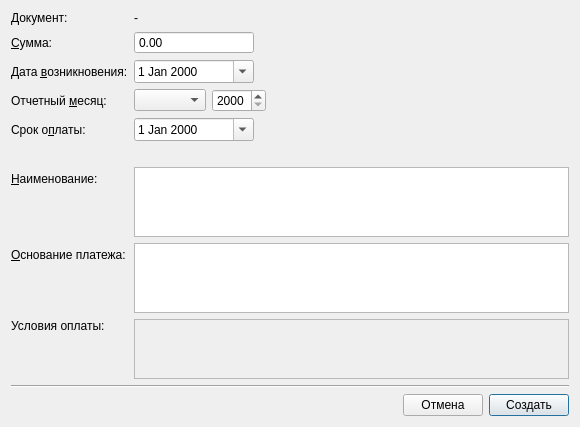
Above: designer/ui/copydocdialog.ui from Aleee/FinanceCalender before the change. Below: the same form after it.
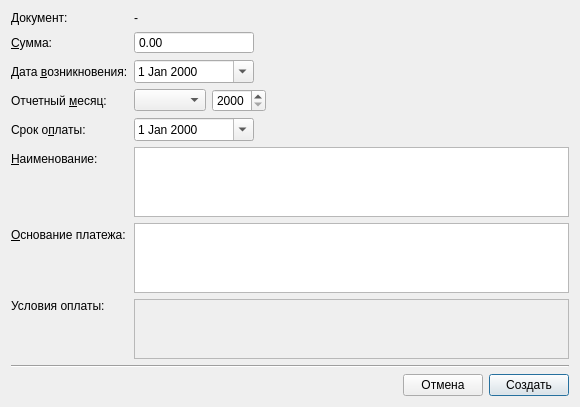
That is the form after the change.

```diff
--- a/designer/ui/copydocdialog.ui
+++ b/designer/ui/copydocdialog.ui
@@ -219,31 +219,16 @@
         <widget class="QLabel" name="la_weekday">
          <property name="minimumSize">
           <size>
-           <width>24</width>
+           <width>28</width>
            <height>0</height>
           </size>
          </property>
         </widget>
        </item>
        <item>
-        <spacer name="horizontalSpacer_3">
-         <property name="orientation">
-          <enum>Qt::Orientation::Horizontal</enum>
-         </property>
-         <property name="sizeHint" stdset="0">
-          <size>
-           <width>40</width>
-           <height>20</height>
-          </size>
-         </property>
-        </spacer>
-       </item>
-      </layout>
-     </item>
-     <item row="5" column="1">
       <widget class="QLabel" name="la_duedatehint">
        <property name="sizePolicy">
-        <sizepolicy hsizetype="Ignored" vsizetype="Preferred">
+          <sizepolicy hsizetype="Preferred" vsizetype="Preferred">
          <horstretch>0</horstretch>
          <verstretch>0</verstretch>
         </sizepolicy>
@@ -255,14 +240,16 @@
         <enum>Qt::TextFormat::RichText</enum>
        </property>
        <property name="alignment">
-        <set>Qt::AlignmentFlag::AlignLeading|Qt::AlignmentFlag::AlignLeft|Qt::AlignmentFlag::AlignTop</set>
+          <set>Qt::AlignmentFlag::AlignLeading|Qt::AlignmentFlag::AlignLeft|Qt::AlignmentFlag::AlignVCenter</set>
        </property>
        <property name="wordWrap">
         <bool>false</bool>
        </property>
       </widget>
      </item>
-     <item row="6" column="0">
+      </layout>
+     </item>
+     <item row="5" column="0">
       <widget class="QLabel" name="label_8">
        <property name="text">
         <string>&amp;Наименование:</string>
@@ -272,14 +259,14 @@
        </property>
       </widget>
      </item>
-     <item row="6" column="1">
+     <item row="5" column="1">
       <widget class="QPlainTextEdit" name="te_name">
        <property name="tabChangesFocus">
         <bool>true</bool>
        </property>
       </widget>
      </item>
-     <item row="7" column="0">
+     <item row="6" column="0">
       <widget class="QLabel" name="label_6">
        <property name="text">
         <string>&amp;Основание платежа:</string>
@@ -289,14 +276,14 @@
        </property>
       </widget>
      </item>
-     <item row="7" column="1">
+     <item row="6" column="1">
       <widget class="QPlainTextEdit" name="te_descr">
        <property name="tabChangesFocus">
         <bool>true</bool>
        </property>
       </widget>
      </item>
-     <item row="8" column="0">
+     <item row="7" column="0">
       <widget class="QLabel" name="label_7">
        <property name="text">
         <string>Условия оплаты:</string>
@@ -306,7 +293,7 @@
        </property>
       </widget>
      </item>
-     <item row="8" column="1">
+     <item row="7" column="1">
       <widget class="QPlainTextEdit" name="te_paytermsdescr">
        <property name="maximumSize">
         <size>
```
Lines whose indentation alone changed are shown as unchanged.
